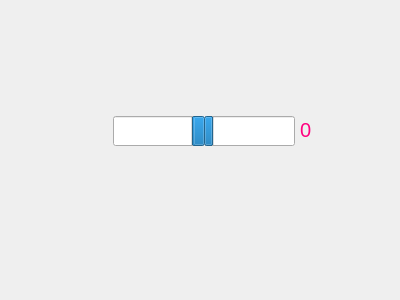
Qt form utils/progressbar/progressbar2.ui (wangyangyangisme/qt_open_icon) before a commit.
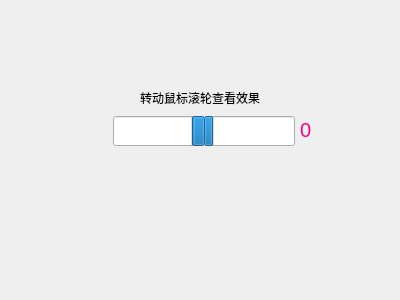
The same form after that commit.

What changed in the file:
```diff
--- a/utils/progressbar/progressbar2.ui
+++ b/utils/progressbar/progressbar2.ui
@@ -85,6 +85,19 @@
     <string>0</string>
    </property>
   </widget>
+  <widget class="QLabel" name="label">
+   <property name="geometry">
+    <rect>
+     <x>140</x>
+     <y>90</y>
+     <width>151</width>
+     <height>16</height>
+    </rect>
+   </property>
+   <property name="text">
+    <string>转动鼠标滚轮查看效果</string>
+   </property>
+  </widget>
  </widget>
  <resources/>
  <connections/>
```
